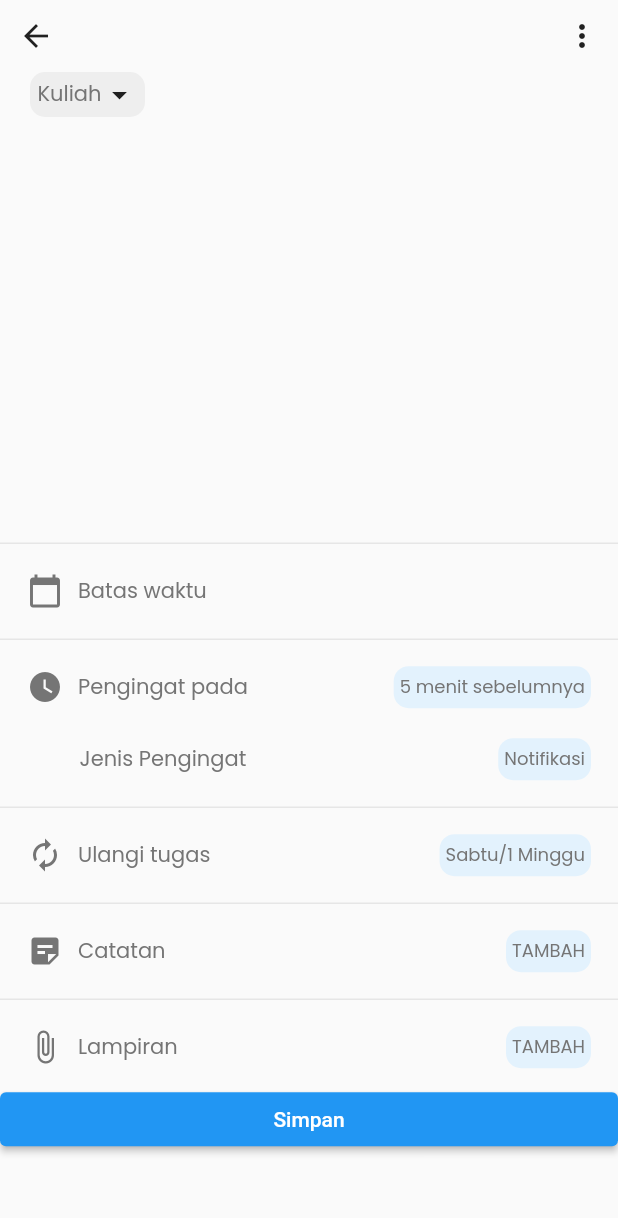
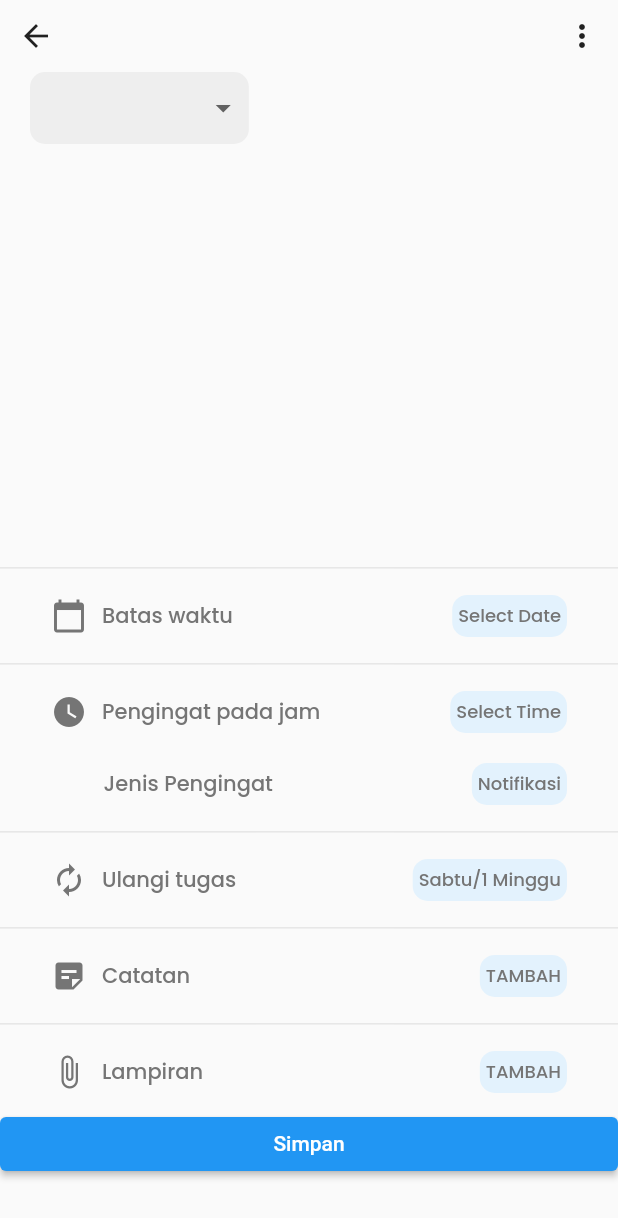
Before and after one commit to sonijulianto/reminder_apps, a Flutter app: the TaskAddUpdatePage screen opened directly, on a phone screen of 412 x 824 dp. Shown: the top 1218 px of the screen. Run offline on Flutter 3.47's test engine with Material 2 defaults, Android fonts, the light colour scheme and no system bars; our stand-ins replace google_fonts, sqflite, syncfusion_flutter_calendar, table_calendar; accounts and stored records are empty.

Commit message:
adding calendar and time

```diff
--- a/lib/database_helper.dart
+++ b/lib/database_helper.dart
@@ -1,4 +1,4 @@
-import 'package:local_db/task.dart';
+import 'package:local_db/models/task.dart';
 import 'package:path/path.dart';
 import 'package:sqflite/sqflite.dart';
 
@@ -27,7 +27,8 @@ class DatabaseHelper {
         await db.execute(
           '''CREATE TABLE $_task (
             id INTEGER PRIMARY KEY,
-            title TEXT, description TEXT
+            title TEXT, description TEXT,
+            date TEXT, time TEXT
           )''',
         );
       },
--- a/lib/db_provider.dart
+++ b/lib/db_provider.dart
@@ -1,6 +1,6 @@
 import 'package:flutter/foundation.dart';
 import 'package:local_db/database_helper.dart';
-import 'package:local_db/task.dart';
+import 'package:local_db/models/task.dart';
 
 class DbProvider extends ChangeNotifier {
   List<Task> _tasks = [];
--- a/lib/main.dart
+++ b/lib/main.dart
@@ -1,6 +1,6 @@
 import 'package:flutter/material.dart';
 import 'package:local_db/db_provider.dart';
-import 'package:local_db/task_list_page.dart';
+import 'package:local_db/pages/task_list_page.dart';
 import 'package:provider/provider.dart';
 
 void main() async {
--- a/lib/task.dart
+++ b/lib/models/task.dart
@@ -2,14 +2,24 @@ class Task {
   late int? id;
   late String title;
   late String description;
+  late String date;
+  late String time;
 
-  Task({this.id, required this.title, required this.description});
+  Task({
+    this.id,
+    required this.title,
+    required this.description,
+    required this.date,
+    required this.time,
+  });
 
   Map<String, dynamic> toMap() {
     return {
       'id': id,
       'title': title,
       'description': description,
+      'date': date,
+      'time': time,
     };
   }
 
@@ -17,5 +27,7 @@ class Task {
     id = map['id'];
     title = map['title'];
     description = map['description'];
+    date = map['date'];
+    time = map['time'];
   }
 }
--- a/lib/task_add_update_page.dart
+++ b/lib/pages/task_add_update_page.dart
@@ -1,7 +1,8 @@
 import 'package:flutter/material.dart';
+import 'package:intl/intl.dart';
 import 'package:local_db/common/style.dart';
 import 'package:local_db/db_provider.dart';
-import 'package:local_db/task.dart';
+import 'package:local_db/models/task.dart';
 import 'package:local_db/widgets/description.dart';
 import 'package:provider/provider.dart';
 
@@ -19,6 +20,17 @@ class _TaskAddUpdatePageState extends State<TaskAddUpdatePage> {
   TextEditingController _descriptionController = TextEditingController();
 
   bool _isUpdate = false;
+  DateTime? date;
+  TimeOfDay? time;
+  String? _kategori;
+  List<String> hours = [];
+  List<String> minutes = [];
+  List<String> listKategori = [
+    'Tidak ada kategori',
+    'Kantor',
+    'Kuliah',
+    'Tugas'
+  ];
 
   @override
   void initState() {
@@ -26,7 +38,36 @@ class _TaskAddUpdatePageState extends State<TaskAddUpdatePage> {
     if (widget.task != null) {
       _titleController.text = widget.task!.title;
       _descriptionController.text = widget.task!.description;
+      date = DateTime.parse(widget.task!.date);
+      hours.add(widget.task!.time.split("")[10]);
+      hours.add(widget.task!.time.split("")[11]);
+      minutes.add(widget.task!.time.split("")[13]);
+      minutes.add(widget.task!.time.split("")[14]);
+      time = TimeOfDay(
+        hour: int.parse(hours.join()),
+        minute: int.parse(minutes.join()),
+      );
       _isUpdate = true;
+    }
+  }
+
+  String getTextTime() {
+    if (time == null) {
+      return 'Select Time';
+    } else {
+      final hours = time!.hour.toString().padLeft(2, '0');
+      final minutes = time!.minute.toString().padLeft(2, '0');
+
+      return '$hours:$minutes';
+    }
+  }
+
+  String getTextDate() {
+    if (date == null) {
+      return 'Select Date';
+    } else {
+      return DateFormat('dd/MM/yyyy').format(date!);
+      // return '${date.month}/${date.day}/${date.year}';
     }
   }
 
@@ -40,7 +81,7 @@ class _TaskAddUpdatePageState extends State<TaskAddUpdatePage> {
           child: Column(
             children: [
               Container(
-                height: MediaQuery.of(context).size.height * 0.13,
+                height: MediaQuery.of(context).size.height * 0.15,
                 child: Column(
                   children: [
                     Row(
@@ -56,20 +97,29 @@ class _TaskAddUpdatePageState extends State<TaskAddUpdatePage> {
                       children: [
                         Container(
                           margin: EdgeInsets.only(left: 20),
-                          padding:
-                              EdgeInsets.symmetric(horizontal: 5, vertical: 3),
+                          padding: EdgeInsets.symmetric(horizontal: 5),
                           decoration: BoxDecoration(
                             borderRadius: BorderRadius.circular(10),
                             color: Colors.grey.shade200,
                           ),
-                          child: Row(
-                            children: [
-                              Text(
-                                'Kuliah',
-                                style: textTextStyle,
-                              ),
-                              Icon(Icons.arrow_drop_down_outlined),
-                            ],
+                          child: DropdownButtonHideUnderline(
+                            child: DropdownButton<String>(
+                              borderRadius: BorderRadius.circular(10),
+                              style: textTextStyle.copyWith(fontSize: 12),
+                              value: _kategori,
+                              items: listKategori
+                                  .map((String value) {
+                                return DropdownMenuItem<String>(
+                                  value: value,
+                                  child: Text(value),
+                                );
+                              }).toList(),
+                              onChanged: (value) {
+                                setState(() {
+                                  _kategori = value;
+                                });
+                              },
+                            ),
                           ),
                         ),
                       ],
@@ -78,7 +128,7 @@ class _TaskAddUpdatePageState extends State<TaskAddUpdatePage> {
                 ),
               ),
               Container(
-                height: MediaQuery.of(context).size.height * 0.83,
+                height: MediaQuery.of(context).size.height * 0.81,
                 child: ListView(
                   shrinkWrap: true,
                   children: [
@@ -98,21 +148,27 @@ class _TaskAddUpdatePageState extends State<TaskAddUpdatePage> {
                         Icons.calendar_today,
                         color: textColor,
                       ),
-                      desc: '',
-                      colorDesc: false,
+                      desc: getTextDate(),
+                      onTap: () {
+                        pickDate(context);
+                      },
                     ),
                     Divider(),
                     Description(
-                      title: 'Pengingat pada',
+                      title: 'Pengingat pada jam',
                       icon: Icon(
                         Icons.watch_later,
                         color: textColor,
                       ),
-                      desc: '5 menit sebelumnya',
+                      desc: getTextTime(),
+                      onTap: () {
+                        pickTime(context);
+                      },
                     ),
                     Description(
                       title: 'Jenis Pengingat',
                       desc: 'Notifikasi',
+                      onTap: () {},
                     ),
                     Divider(),
                     Description(
@@ -122,6 +178,7 @@ class _TaskAddUpdatePageState extends State<TaskAddUpdatePage> {
                         color: textColor,
                       ),
                       desc: 'Sabtu/1 Minggu',
+                      onTap: () {},
                     ),
                     Divider(),
                     Description(
@@ -131,6 +188,7 @@ class _TaskAddUpdatePageState extends State<TaskAddUpdatePage> {
                         color: textColor,
                       ),
                       desc: 'TAMBAH',
+                      onTap: () {},
                     ),
                     Divider(),
                     Description(
@@ -140,6 +198,7 @@ class _TaskAddUpdatePageState extends State<TaskAddUpdatePage> {
                         color: textColor,
                       ),
                       desc: 'TAMBAH',
+                      onTap: () {},
                     ),
                     SizedBox(
                       width: double.infinity,
@@ -148,8 +207,11 @@ class _TaskAddUpdatePageState extends State<TaskAddUpdatePage> {
                         onPressed: () async {
                           if (!_isUpdate) {
                             final task = Task(
-                                title: _titleController.text,
-                                description: _descriptionController.text);
+                              title: _titleController.text,
+                              description: _descriptionController.text,
+                              date: date!.toIso8601String(),
+                              time: time.toString(),
+                            );
                             Provider.of<DbProvider>(context, listen: false)
                                 .addTask(task);
                           } else {
@@ -157,6 +219,8 @@ class _TaskAddUpdatePageState extends State<TaskAddUpdatePage> {
                               id: widget.task!.id,
                               title: _titleController.text,
                               description: _descriptionController.text,
+                              date: date!.toIso8601String(),
+                              time: time.toString(),
                             );
                             Provider.of<DbProvider>(context, listen: false)
                                 .updateTask(task);
@@ -175,6 +239,34 @@ class _TaskAddUpdatePageState extends State<TaskAddUpdatePage> {
     );
   }
 
+  Future pickDate(BuildContext context) async {
+    final initialDate = DateTime.now();
+    final newDate = await showDatePicker(
+      context: context,
+      initialDate: date ?? initialDate,
+      firstDate: DateTime(DateTime.now().year),
+      lastDate: DateTime(DateTime.now().year + 5),
+    );
+
+    if (newDate == null) return;
+
+    setState(() => date = newDate);
+  }
+
+  Future pickTime(BuildContext context) async {
+    final initialTime =
+        TimeOfDay(hour: DateTime.now().hour, minute: DateTime.now().minute);
+    final newTime = await showTimePicker(
+      context: context,
+      initialTime: time ?? initialTime,
+    );
+    print(newTime);
+
+    if (newTime == null) return;
+
+    setState(() => time = newTime);
+  }
+
   @override
   void dispose() {
     _titleController.dispose();
--- a/lib/task_list_page.dart
+++ b/lib/pages/task_list_page.dart
@@ -1,6 +1,6 @@
 import 'package:flutter/material.dart';
 import 'package:local_db/db_provider.dart';
-import 'package:local_db/task_add_update_page.dart';
+import 'package:local_db/pages/task_add_update_page.dart';
 import 'package:provider/provider.dart';
 
 class TaskListPage extends StatelessWidget {
--- a/lib/widgets/description.dart
+++ b/lib/widgets/description.dart
@@ -6,17 +6,26 @@ class Description extends StatelessWidget {
   final String title;
   final String desc;
   final bool colorDesc;
+  final Function() onTap;
   Description({
     Key? key,
     this.icon,
     required this.title,
     required this.desc,
     this.colorDesc = true,
+    required this.onTap,
   }) : super(key: key);
 
-  @override
+
   Widget build(BuildContext context) {
-    return Padding(
+    return ElevatedButton(
+      onPressed: onTap,
+      style: ElevatedButton.styleFrom(
+        primary: Colors.transparent,
+        shadowColor: Colors.transparent,
+        onPrimary: Color(0xffababab),
+      ),
+      child: Container(
         padding: const EdgeInsets.symmetric(vertical: 10, horizontal: 18),
         child: Row(
           mainAxisAlignment: MainAxisAlignment.spaceBetween,
@@ -49,6 +58,7 @@ class Description extends StatelessWidget {
             ),
           ],
         ),
+      ),
     );
   }
 }
--- a/pubspec.yaml
+++ b/pubspec.yaml
@@ -32,6 +32,9 @@ dependencies:
   path: ^1.8.0
   provider: ^5.0.0
   google_fonts: ^2.2.0
+  table_calendar: ^3.0.3
+  syncfusion_flutter_calendar: ^19.4.48
+  intl: ^0.17.0
 
 dev_dependencies:
   flutter_test:
```
Also changed, not shown: lib/pages/basics_example.dart (added, +61 -0 lines), lib/pages/calendar.dart (added, +17 -0 lines), lib/pages/calender_page.dart (added, +15 -0 lines), lib/utils/utils.dart (added, +52 -0 lines), pubspec.lock. Lines whose indentation alone changed are shown as unchanged.
